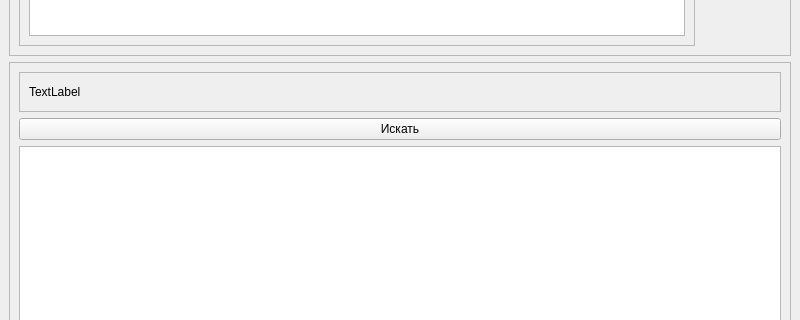
Above: task4/Task4/ui/view/mainwindow/mainwindow.ui from 123abc1920/ci before the change; both pictures show x 0 to 800 and y 357 to 677 of the 800 by 853 pixel window. Below: the same form after it.
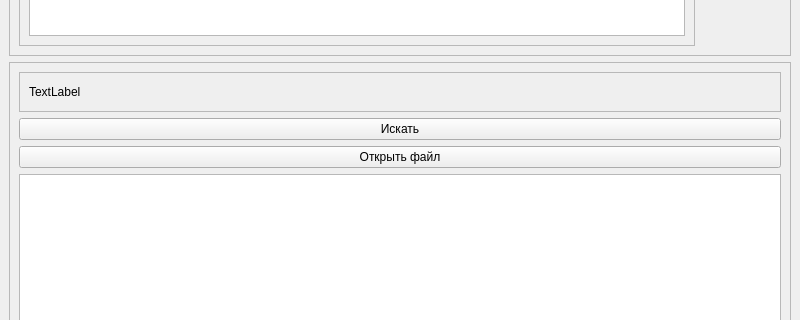
That is the form after the change.

Patch:
```diff
--- a/task4/Task4/ui/view/mainwindow/mainwindow.ui
+++ b/task4/Task4/ui/view/mainwindow/mainwindow.ui
@@ -188,6 +188,13 @@
           </property>
          </widget>
         </item>
+        <item>
+         <widget class="QPushButton" name="openFileBtn">
+          <property name="text">
+           <string>Открыть файл</string>
+          </property>
+         </widget>
+        </item>
         <item>
          <widget class="QListView" name="searchResultList"/>
         </item>
```
